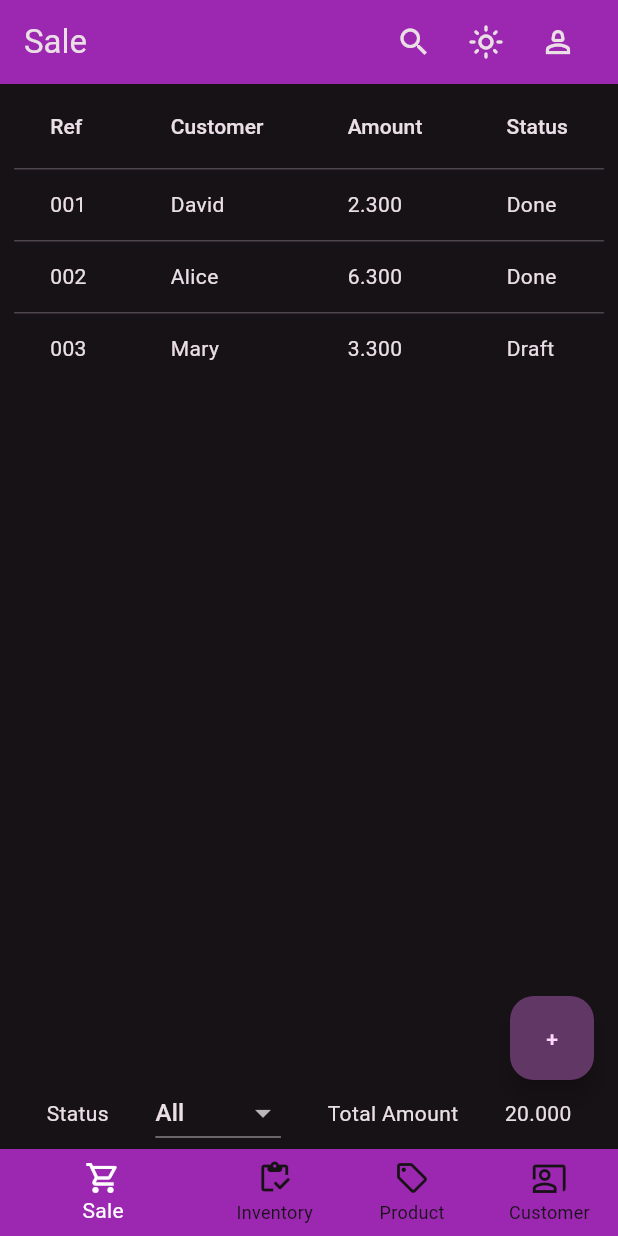
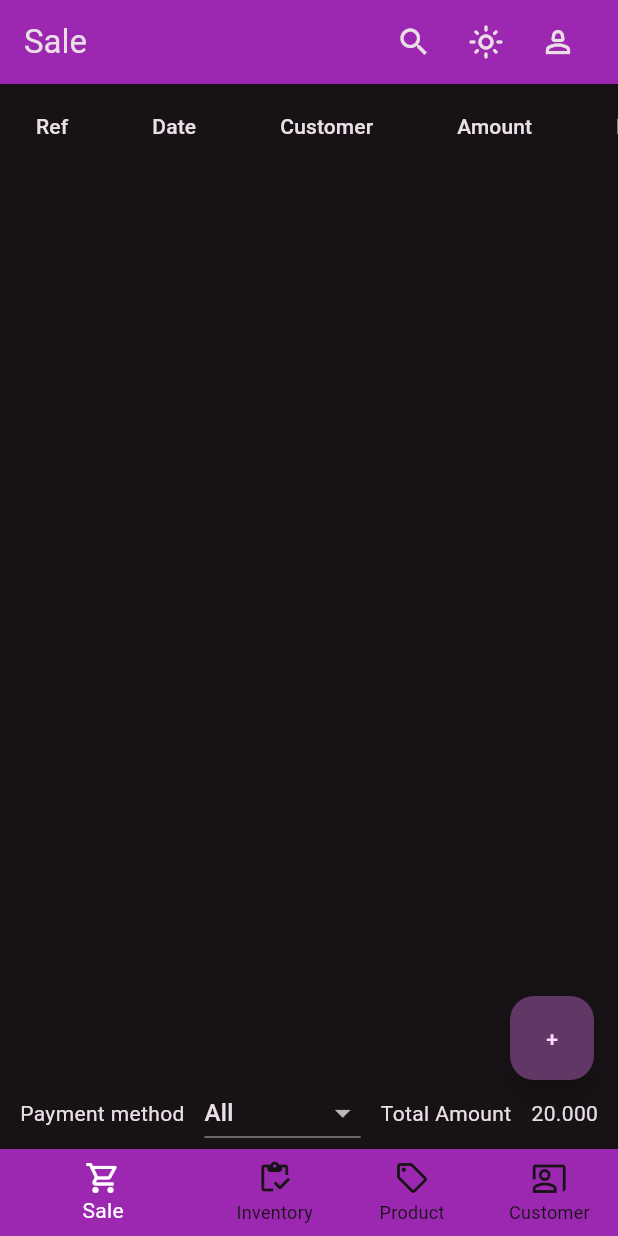
Before and after one commit to kjonathan1/stock_management, a Flutter app: the screen it shows after launch, on a phone screen of 412 x 824 dp. Run offline on Flutter 3.47's test engine with Material 3 defaults, Android fonts, the phone set to English and light mode, and no system bars; our stand-ins replace cloud_firestore, firebase_core; missing offline and left inert: dropdownfield2, item_count_number_button; accounts and stored records are empty.

Commit message:
storage and fectching of sale object

```diff
--- /dev/null
+++ b/lib/models/sale.dart
@@ -0,0 +1,123 @@
+import 'package:cloud_firestore/cloud_firestore.dart';
+
+class Sale {
+  String? id;
+  String reference;
+  DateTime? date;
+  String paymentMethode;
+  double totalDue;
+  double discount = 0;
+  String customerName;
+  List<Map<String, dynamic>> saleItems;
+  //user data soon
+
+  Sale(
+      {this.id,
+      required this.reference,
+      this.date,
+      required this.paymentMethode,
+      required this.totalDue,
+      required this.discount,
+      required this.customerName,
+      required this.saleItems});
+
+  Map<String, dynamic> toMap() {
+    return {
+      'id': id,
+      'reference': reference,
+      'date': date,
+      'paymentMethode': paymentMethode,
+      'totalDue': totalDue,
+      'discount': discount,
+      'customerName': customerName,
+      'saleItems': saleItems,
+    };
+  }
+
+  factory Sale.fromMap(Map<String, dynamic>? data) {
+    if (data == null) {
+      throw ArgumentError("Data cannot be null");
+    }
+
+    return Sale(
+      id: data['id'] ?? '', // Provide default value if data['id'] is null
+      reference: data['reference'] ?? '', // Provide default value if data['name'] is null
+      date: data['date'].toDate(),
+      paymentMethode: data['paymentMethode'] ?? '',
+      totalDue: data['totalDue'] ?? 0,
+      discount: data['discount'] ?? 0,
+      customerName: data['customerName'] ?? '',
+      //saleItems: data['saleItems'] ?? [],
+      saleItems: List<Map<String, dynamic>>.from(data['saleItems'] ?? []),
+    );
+  }
+}
+
+/////////////////// Sale service //////////////////////////
+
+class SaleService {
+
+  final CollectionReference salesCollectionReference =
+      FirebaseFirestore.instance.collection('sales');
+
+  Future<void>? addSale(Sale sale) {
+    try{
+      final db = FirebaseFirestore.instance;
+      String documentID = salesCollectionReference.doc().id;
+      sale.id = documentID;
+      sale.date = DateTime.now();
+      db
+      .collection("sales")
+      .doc(documentID)
+      .set(sale.toMap())
+      .onError((e, _) => print("Error writing document: $e"));
+    } catch(error){
+      print("Error writing document: $error");
+    }
+    // db
+    //     .collection("sales")
+    //     .add(sale.toMap())
+    //     .then((documentSnapshot) =>
+    //         print("Added Data with ID: ${documentSnapshot.id}"))
+    //     .onError((error, stackTrace) => print('$error --> $stackTrace'));
+  }
+
+  static Future<List<Sale>> getSales() async {
+    try {
+      QuerySnapshot querySnapshot =
+          await FirebaseFirestore.instance.collection('sales').get();
+
+      List<Sale> sales = querySnapshot.docs.map((doc) {
+        Map<String, dynamic> data = doc.data() as Map<String, dynamic>;
+        return Sale.fromMap(data);
+      }).toList();
+
+      return sales;
+    } catch (error) {
+      print('Error fetching Sales: $error');
+      return [];
+    }
+  }
+
+  // Future<void> updateSale(Sale sale) async {
+  //   try {
+  //     final db = FirebaseFirestore.instance;
+  //     await db.collection('sales').doc(sale.documentId).update({
+  //       'name': sale.name,
+  //       'price': sale.price,
+  //       // Add other fields as needed
+  //     });
+  //     print('Sale updated successfully');
+  //   } catch (error) {
+  //     print('Error adding Sale: $error');
+  //   }
+  // }
+
+  // Future<void>? deleteSale(String documentId) {
+  //   final db = FirebaseFirestore.instance;
+  //   db.collection("sales").doc(documentId).delete().then(
+  //         (doc) => print("Document deleted"),
+  //         onError: (e) => print("Error updating document $e"),
+  //       );
+  // }
+}
--- a/lib/pages/home.dart
+++ b/lib/pages/home.dart
@@ -18,7 +18,7 @@ class _HomePageState extends State<HomePage> {
 
   int currentIndex = 0;
   List<Widget> pages = const [
-     Sale(),
+     SaleWidget(),
      Inventory(),
      ProductListWidget(),
      CustomerListWidget(),
--- a/lib/pages/sale.dart
+++ b/lib/pages/sale.dart
@@ -1,18 +1,37 @@
 import 'package:flutter/material.dart';
+import 'package:intl/intl.dart';
+import 'package:stock_management/models/customer.dart';
+import 'package:stock_management/models/sale.dart';
 import 'package:stock_management/widgets/app_bar.dart';
 import 'package:stock_management/pages/sale_items.dart';
 // import 'package:stock_management/widgets/bottom_navigation_bar.dart';
 
-class Sale extends StatefulWidget {
-  const Sale({super.key});
+class SaleWidget extends StatefulWidget {
+  const SaleWidget({super.key});
 
   @override
-  State<Sale> createState() => _SaleState();
+  State<SaleWidget> createState() => _SaleWidgetState();
 }
 
-class _SaleState extends State<Sale> {
+class _SaleWidgetState extends State<SaleWidget> {
 
+  late List<Sale> sales = [];
+  //late List<Customer> customers = [];
   String _selectedSatus = 'all';
+
+  @override
+  void initState() {
+    // TODO: implement initState
+    super.initState();
+    SaleService.getSales().then((value) {
+      setState(() {
+        sales = value;
+      });
+    });
+  }
+
+
+
   @override
   Widget build(BuildContext context) {
     return  Scaffold(
@@ -21,46 +40,46 @@ class _SaleState extends State<Sale> {
         mainAxisAlignment: MainAxisAlignment.spaceBetween,
         children: [
 
-        Center(
+        Expanded(
+                    child: SingleChildScrollView(
+
                       child: DataTable(
-            columns: const[
+                        columns: const [
                           DataColumn(label: Text('Ref')),
+                          DataColumn(label: Text('Date')),
                           DataColumn(label: Text('Customer')),
                           DataColumn(label: Text('Amount')),
-              DataColumn(label: Text('Status')),
+                          DataColumn(label: Text('Payment')),
+                          DataColumn(label: Text('Actions')),
                         ],
-            rows: const [
-              DataRow(cells: [
-                DataCell(Text('001')),
-                DataCell(Text('David')),
-                DataCell(Text('2.300')),
-                DataCell(Text('Done')),
-              ]),
-              DataRow(cells: [
-                DataCell(Text('002')),
-                DataCell(Text('Alice')),
-                DataCell(Text('6.300')),
-                DataCell(Text('Done')),
-              ]),
-              DataRow(cells: [
-                DataCell(Text('003')),
-                DataCell(Text('Mary')),
-                DataCell(Text('3.300')),
-                DataCell(Text('Draft')),
-              ]),
+                        rows: [
+                          for(int i = 0; i < sales.length; i++)
+                            buildDataTow(sales[i])
+                          // DataRow(cells: [
+                          //   const DataCell(Text('001')),
+                          //   const DataCell(Text('Product 1')),
+                          //   const DataCell(Text('5')),
+                          //   const DataCell(Text('2.300')),
+                          //   DataCell(Row(children: [
+                          //     incDecItem(),
+                          //     IconButton(onPressed: (){}, icon: const Icon(Icons.delete))
+                          //   ],)),
+                          // ]),
                         ],
+                      ),
                     ),
                   ),
         Row(
           mainAxisAlignment: MainAxisAlignment.spaceEvenly,
           children: [
-        const Text('Status'),
+        const Text('Payment method'),
         DropdownButton(
           value: _selectedSatus,
                 items: const [
                   DropdownMenuItem(value: 'all', child: Text('All')),
-                  DropdownMenuItem(value: 'paid', child: Text('Paid')),
-                  DropdownMenuItem(value: 'pending', child: Text('Pending')),
+                  DropdownMenuItem(value: 'cash', child: Text('Cash')),
+                  DropdownMenuItem(value: 'transfert', child: Text('Transfert')),
+                  DropdownMenuItem(value: 'card', child: Text('Credit card')),
                 ],
                 onChanged: (value){
                   setState(() {
@@ -84,4 +103,20 @@ class _SaleState extends State<Sale> {
       ),
     );
   }
+
+  DataRow buildDataTow(Sale itemData) {
+
+    String formattedDateTime = DateFormat('yyyy-MM-dd HH:mm:ss').format(itemData.date!);
+    // String formattedDateTime = itemData.date!.toDate().toString();
+    //Customer customer = customers.firstWhere((element) => element.id == itemData.customerName,);
+    return DataRow(cells: [
+      DataCell(Text(itemData.reference)),
+      DataCell(Text(formattedDateTime)),
+      DataCell(Text(itemData.customerName)),
+      DataCell(Text(itemData.totalDue.toString())),
+      DataCell(Text(itemData.paymentMethode)),
+      DataCell(IconButton(onPressed: () {}, icon: const Icon(Icons.print))),
+    ]);
   }
+
+}
--- a/pubspec.yaml
+++ b/pubspec.yaml
@@ -41,6 +41,8 @@ dependencies:
   dropdownfield2: ^1.0.7
   provider: ^6.1.2
   item_count_number_button: ^1.9.2
+  uuid: ^4.4.0
+  intl: ^0.19.0
 
 dev_dependencies:
   flutter_test:
```
Also changed, not shown: lib/pages/sale_items.dart (+31 -68 lines), pubspec.lock, 2 other files. Lines whose indentation alone changed are shown as unchanged.
